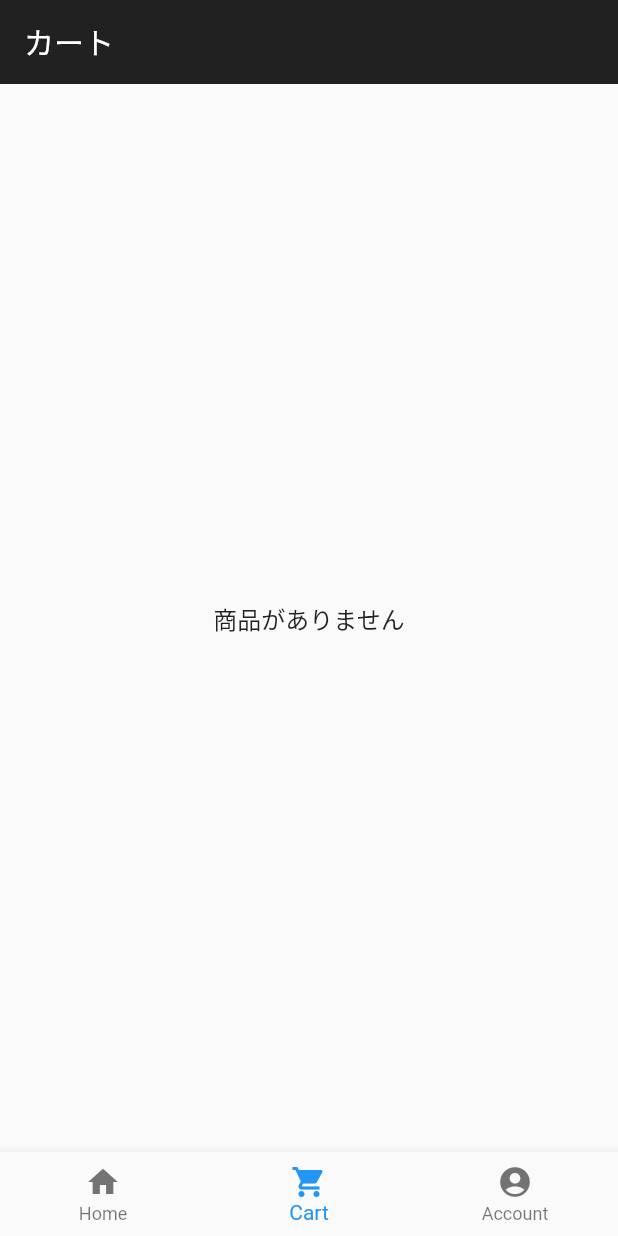
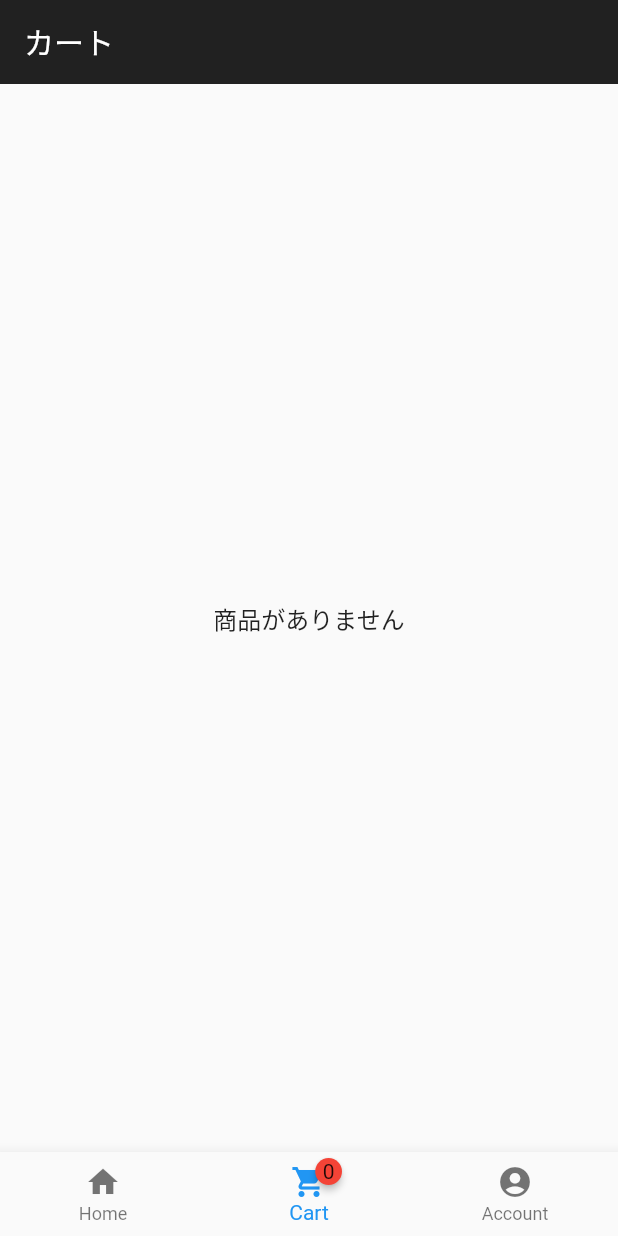
Before and after one commit to AppDeveloperMLLB/sample_shopping_app, a Flutter app: the BottomNavigationPage screen opened by its route, item 2 of the bottom bar chosen, on a phone screen of 412 x 824 dp. Run offline on Flutter 3.47's test engine with Material 2 defaults, Android fonts, the phone set to English and light mode, and no system bars; drawn by our look-alikes of badges; our stand-ins replace flutter_riverpod, freezed_annotation, go_router, rxdart.

Commit message:
implements cart badge

```diff
--- a/lib/src/features/cart/presentation/shopping_cart_page.dart
+++ b/lib/src/features/cart/presentation/shopping_cart_page.dart
@@ -1,3 +1,4 @@
+import 'package:badges/badges.dart';
 import 'package:flutter/material.dart';
 import 'package:flutter_riverpod/flutter_riverpod.dart';
 import 'package:sample_shopping_app/src/common_widgets/async_value_widget.dart';
@@ -11,10 +12,27 @@ class ShoppingCartPage extends ConsumerWidget {
   const ShoppingCartPage({Key? key}) : super(key: key);
   @override
   Widget build(BuildContext context, WidgetRef ref) {
-    // final productStreamProviderInCart = ref
-    //     .read(shoppingCartPageControllerProvider.notifier)
-    //     .getProductListStreamInCart();
-    // final cartValue = ref.watch(productStreamProviderInCart);
+    final appBar = AppBar(
+      title: const Text('カート'),
+    );
+
+    final isEmpty = ref.watch<bool>(
+        cartProvider.select((value) => (value.value?.length ?? 0) == 0));
+
+    if (isEmpty) {
+      return Scaffold(
+        appBar: appBar,
+        body: const SafeArea(
+          child: Center(
+            child: Text(
+              "商品がありません",
+              style: TextStyle(fontSize: 16),
+            ),
+          ),
+        ),
+      );
+    }
+
     final cartValue = ref.watch(cartProvider);
     return Scaffold(
         appBar: AppBar(
@@ -25,15 +43,9 @@ class ShoppingCartPage extends ConsumerWidget {
             child: AsyncValueWidget(
               value: cartValue,
               data: (productList) {
-                if(productList.isEmpty){
-                  return const Text("商品がありません", style: TextStyle(fontSize: 16),);
-                }
                 return Column(
                   children: [
-                    const Text(
-                      "合計：10000円",
-                      style: TextStyle(fontSize: 32),
-                    ),
+                    const CartTotalText(),
                     ElevatedButton(
                       onPressed: () {},
                       child: const Padding(
@@ -80,3 +92,16 @@ class ShoppingCartPage extends ConsumerWidget {
         ));
   }
 }
+
+class CartTotalText extends ConsumerWidget {
+  const CartTotalText({Key? key}) : super(key: key);
+
+  @override
+  Widget build(BuildContext context, WidgetRef ref) {
+    final cartTotal = ref.watch(cartTotalProvider);
+    return Text(
+      "合計：$cartTotal円",
+      style: const TextStyle(fontSize: 32),
+    );
+  }
+}
--- a/lib/src/home_page.dart
+++ b/lib/src/home_page.dart
@@ -1,6 +1,9 @@
+import 'package:badges/badges.dart';
 import 'package:flutter/material.dart';
 import 'package:flutter_riverpod/flutter_riverpod.dart';
 import 'package:sample_shopping_app/src/features/authentication/presentation/acount/account_page.dart';
+import 'package:sample_shopping_app/src/features/cart/application/cart_application_service.dart';
+import 'package:sample_shopping_app/src/features/cart/presentation/cart_item_controller.dart';
 import 'package:sample_shopping_app/src/features/cart/presentation/shopping_cart_page.dart';
 import 'package:sample_shopping_app/src/features/product_list/data/in_memory_product_repository.dart';
 import 'package:sample_shopping_app/src/features/product_list/domain/model/product.dart';
@@ -41,8 +44,7 @@ class _BottomNavigationPageState extends State<BottomNavigationPage> {
           fixedColor: Colors.blue,
           items: const <BottomNavigationBarItem>[
             BottomNavigationBarItem(icon: Icon(Icons.home), label: 'Home'),
-            BottomNavigationBarItem(
-                icon: Icon(Icons.shopping_cart), label: 'Cart'),
+            BottomNavigationBarItem(icon: ShoppingCartIcon(), label: 'Cart'),
             BottomNavigationBarItem(
                 icon: Icon(Icons.account_circle), label: 'Account'),
             // BottomNavigationBarItem(
@@ -54,91 +56,17 @@ class _BottomNavigationPageState extends State<BottomNavigationPage> {
   }
 }
 
-// class SampleListPage extends ConsumerStatefulWidget {
-//   const SampleListPage({Key? key}) : super(key: key);
-//
-//   @override
-//   ConsumerState<SampleListPage> createState() => _SampleListPageState();
-// }
-//
-// class _SampleListPageState extends ConsumerState<SampleListPage>
-//     with TickerProviderStateMixin {
-//   late AnimationController animationController;
-//
-//   @override
-//   void initState() {
-//     animationController = AnimationController(
-//         duration: const Duration(milliseconds: 1000), vsync: this);
-//     super.initState();
-//   }
-//
-//   @override
-//   void dispose() {
-//     animationController?.dispose();
-//     super.dispose();
-//   }
-//
-//   @override
-//   Widget build(BuildContext context) {
-//     final products = InMemoryProductRepository().products;
-//     return Scaffold(
-//       appBar: AppBar(
-//         title: Center(
-//           child: Text("Sample List"),
-//         ),
-//       ),
-//       body: ListView.builder(
-//         itemCount: products.length,
-//         padding: const EdgeInsets.only(top: 8),
-//         scrollDirection: Axis.vertical,
-//         itemBuilder: (BuildContext context, int index) {
-//           final int count = products.length > 10 ? 10 : products.length;
-//           final Animation<double> animation =
-//               Tween<double>(begin: 0.0, end: 1.0).animate(CurvedAnimation(
-//                   parent: animationController!,
-//                   curve: Interval((1 / count) * index, 1.0,
-//                       curve: Curves.fastOutSlowIn)));
-//           animationController?.forward();
-//           return SampleListView(
-//             callback: () {},
-//             product: products[index],
-//             animation: animation,
-//             animationController: animationController!,
-//           );
-//         },
-//       ),
-//     );
-//   }
-// }
-//
-// class SampleListView extends StatelessWidget {
-//   const SampleListView({
-//     Key? key,
-//     required this.callback,
-//     required this.product,
-//     required this.animationController,
-//     required this.animation,
-//   }) : super(key: key);
-//
-//   final VoidCallback? callback;
-//   final Product product;
-//   final AnimationController? animationController;
-//   final Animation<double>? animation;
-//
-//   @override
-//   Widget build(BuildContext context) {
-//     return AnimatedBuilder(
-//       animation: animationController!,
-//       builder: (BuildContext context, Widget? child) {
-//         return FadeTransition(
-//           opacity: animation!,
-//           child: Transform(
-//             transform: Matrix4.translationValues(
-//                 0.0, 50 * (1.0 - animation!.value), 0.0),
-//             child:
-//           ),
-//         );
-//       },
-//     );
-//   }
-// }
+class ShoppingCartIcon extends ConsumerWidget {
+  const ShoppingCartIcon({Key? key}) : super(key: key);
+
+  @override
+  Widget build(BuildContext context, WidgetRef ref) {
+    final itemCount = ref.watch(cartItemsTotalCountProvider);
+    return Badge(
+      badgeContent: Text("$itemCount"),
+      child: const Icon(
+        Icons.shopping_cart,
+      ),
+    );
+  }
+}
--- a/pubspec.yaml
+++ b/pubspec.yaml
@@ -54,6 +54,7 @@ dependencies:
   # 画面遷移に使用
   go_router:
   rxdart:
+  badges: ^2.0.3
 
 dev_dependencies:
   flutter_test:
```
Also changed, not shown: lib/src/features/authentication/presentation/login/login_page.dart (+5 -2 lines), lib/src/features/cart/application/cart_application_service.dart (+27 -7 lines), lib/src/features/cart/data/repository/in_memory_cart_repository.dart (+16 -0 lines), lib/src/features/cart/presentation/cart_item.dart (+5 -13 lines), lib/src/features/cart/presentation/cart_item_controller.dart (+5 -5 lines), lib/src/features/cart/presentation/cart_item_count_change_controller.dart (added, +12 -0 lines), lib/src/features/cart/presentation/cart_item_count_changer_widget.dart (added, +55 -0 lines), lib/src/features/product_list/presentation/product_page.dart (+7 -0 lines), pubspec.lock.
